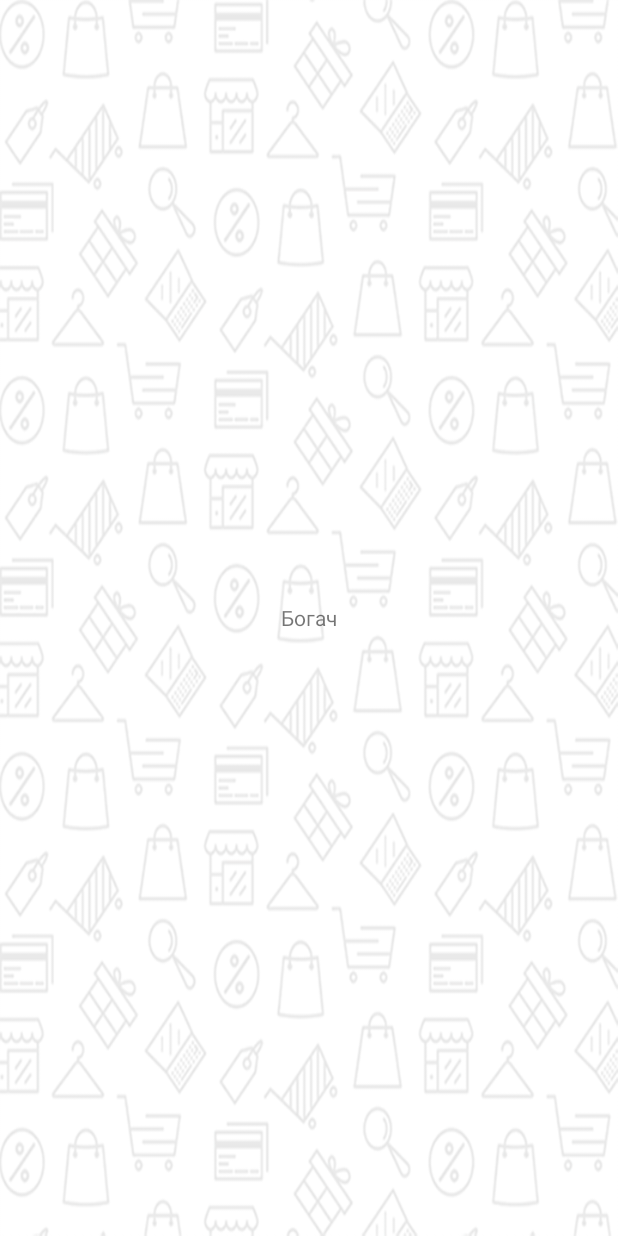
After one commit to SupineTundra/MyMoneyTrackerOct17, an Android app: the layout fragment_balance.xml on its own in the app's theme, with its tools: preview values and no code run, on a phone screen of 412 x 824 dp. The commit adds this screen. Run offline under Robolectric (Android 15) with nearby library versions, the phone set to English and light mode, and no system bars.

Commit message:
Make Fragments, Add Tabs, Balance Fragment, Item Fragments.

```diff
--- a/app/build.gradle
+++ b/app/build.gradle
@@ -26,5 +26,5 @@ dependencies {
     testImplementation 'junit:junit:4.12'
     androidTestImplementation 'com.android.support.test:runner:1.0.1'
     androidTestImplementation 'com.android.support.test.espresso:espresso-core:3.0.1'
-    implementation 'com.android.support:recyclerview-v7:26.1.0'
+    implementation 'com.android.support:design:26.1.0'
 }
--- /dev/null
+++ b/app/src/main/res/layout/fragment_balance.xml
@@ -0,0 +1,18 @@
+<?xml version="1.0" encoding="utf-8"?>
+<FrameLayout
+    xmlns:android="http://schemas.android.com/apk/res/android"
+    xmlns:app="http://schemas.android.com/apk/res-auto"
+    xmlns:tools="http://schemas.android.com/tools"
+    android:layout_width="match_parent"
+    android:layout_height="match_parent"
+    tools:context="com.lofstschool.mymoneytrackeroct17.ItemsFragment"
+    android:background="@drawable/bg_pattern">
+
+    <TextView
+        android:layout_width="match_parent"
+        android:layout_height="match_parent"
+        android:gravity="center"
+        android:text="Богач"/>
+
+
+</FrameLayout>
--- a/app/src/main/res/layout/activity_items.xml
+++ b/app/src/main/res/layout/fragment_items.xml
@@ -5,7 +5,7 @@
     xmlns:tools="http://schemas.android.com/tools"
     android:layout_width="match_parent"
     android:layout_height="match_parent"
-    tools:context="com.lofstschool.mymoneytrackeroct17.ItemsActivity"
+    tools:context="com.lofstschool.mymoneytrackeroct17.ItemsFragment"
     android:background="@drawable/bg_pattern">
 
     <android.support.v7.widget.RecyclerView
--- a/app/src/main/res/values/colors.xml
+++ b/app/src/main/res/values/colors.xml
@@ -1,12 +1,13 @@
 <?xml version="1.0" encoding="utf-8"?>
 <resources>
-    <color name="colorPrimary">#3F51B5</color>
-    <color name="colorPrimaryDark">#303F9F</color>
-    <color name="colorAccent">#FF4081</color>
+    <color name="colorPrimary">#96cab9</color>
+    <color name="colorPrimaryDark">#88b6a7</color>
+    <color name="colorAccent">#f7fb91</color>
     <color name="colorText">#FFFFFF</color>
     <color name="colorBackgoundText">#84c0c5</color>
     <color name="gray">#95989a</color>
     <color name="nameColorBg">#fcc418</color>
     <color name="priceColorBg">#e6af1e</color>
 
+
 </resources>
--- a/app/src/main/res/values/styles.xml
+++ b/app/src/main/res/values/styles.xml
@@ -1,7 +1,7 @@
 <resources>
 
     <!-- Base application theme. -->
-    <style name="AppTheme" parent="Theme.AppCompat.Light.DarkActionBar">
+    <style name="AppTheme" parent="Theme.AppCompat.Light.NoActionBar">
         <!-- Customize your theme here. -->
         <item name="colorPrimary">@color/colorPrimary</item>
         <item name="colorPrimaryDark">@color/colorPrimaryDark</item>
```
Also changed, not shown: app/src/main/AndroidManifest.xml (+3 -6 lines), app/src/main/java/com/lofstschool/mymoneytrackeroct17/AddActivity.java (added, +86 -0 lines), app/src/main/java/com/lofstschool/mymoneytrackeroct17/BalanceFragment.java (added, +22 -0 lines), app/src/main/java/com/lofstschool/mymoneytrackeroct17/ItemsActivity.java (deleted, +0 -18 lines), app/src/main/java/com/lofstschool/mymoneytrackeroct17/ItemsAdapter.java (+12 -5 lines), app/src/main/java/com/lofstschool/mymoneytrackeroct17/ItemsFragment.java (added, +54 -0 lines), app/src/main/java/com/lofstschool/mymoneytrackeroct17/MainActivity.java (+6 -73 lines), app/src/main/java/com/lofstschool/mymoneytrackeroct17/MainPagerAdapter.java (added, +53 -0 lines), app/src/main/res/layout/activity_add.xml (added, +71 -0 lines), app/src/main/res/layout/activity_main.xml (+20 -55 lines), app/src/main/res/layout/item.xml (+7 -6 lines), app/src/main/res/values/strings.xml (+11 -0 lines).
